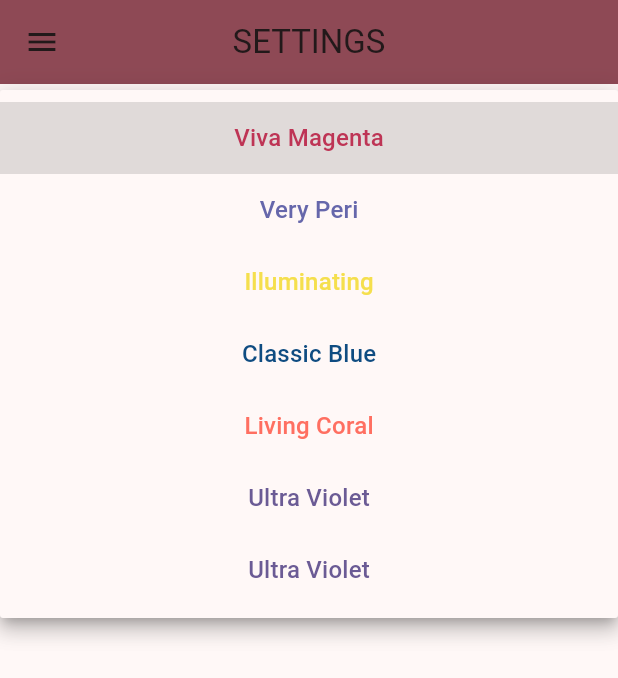
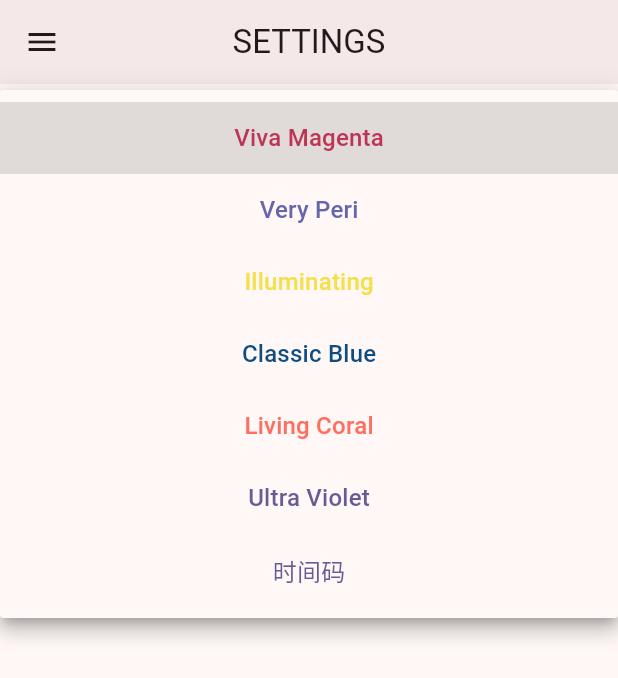
Before and after one commit to xuanyunhui/cfm-learning, a Flutter app: the Settings screen opened by its route, after a tap on "Viva Magenta", on a phone screen of 412 x 824 dp. Shown: the top 678 px of the screen. Run offline on Flutter 3.47's test engine with Material 2 defaults, Android fonts, the phone set to English and light mode, and no system bars; our stand-ins replace flutter_native_timezone, geolocator, shared_preferences, timezone; missing offline and left inert: lunar, qimen; accounts and stored records are empty.

Commit message:
视觉优化

```diff
--- a/lib/cycle_hex_decades.dart
+++ b/lib/cycle_hex_decades.dart
@@ -45,7 +45,6 @@ class _CycleHexDecades extends State<CycleHexDecades> {
       appBar: AppBar(
         title: Text(S.of(context).cycleTitle),
         centerTitle: true,
-        backgroundColor: Theme.of(context).primaryColor,
       ),
       drawer: const NavigationDrawerBuilder(),
       body: SafeArea(
--- a/lib/extensions/enum_type.dart
+++ b/lib/extensions/enum_type.dart
@@ -10,7 +10,7 @@ enum ColorsOfYear {
   classicBlue,
   livingCoral,
   ultraViolet,
-  customTest;
+  timesets;
 }
 
 extension ColorExtension on ColorsOfYear {
@@ -30,8 +30,8 @@ extension ColorExtension on ColorsOfYear {
         return 'Living Coral';
       case ColorsOfYear.ultraViolet:
         return 'Ultra Violet';
-      case ColorsOfYear.customTest:
-        return 'Ultra Violet';
+      case ColorsOfYear.timesets:
+        return '时间码';
       default:
         return 'Viva Magenta';
     }
@@ -51,8 +51,8 @@ extension ColorExtension on ColorsOfYear {
         return 'Living Coral - Pantone\'s Color of the Year 2019';
       case ColorsOfYear.ultraViolet:
         return 'ULTRA VIOLET - Pantone\'s Color of the Year 2018';
-      case ColorsOfYear.customTest:
-        return 'ULTRA VIOLET - Pantone\'s Color of the Year 2018';
+      case ColorsOfYear.timesets:
+        return '时间码的配色方案生成的Material主题';
       default:
         return 'Viva Magenta - Pantone\'s Color of the Year 2023';
     }
@@ -72,7 +72,7 @@ extension ColorExtension on ColorsOfYear {
         return const Color(0xffff6f61);
       case ColorsOfYear.ultraViolet:
         return const Color(0xff6b5b95);
-      case ColorsOfYear.customTest:
+      case ColorsOfYear.timesets:
         return const Color(0xff6b5b95);
       default:
         return const Color(0xffbe3455);
--- a/lib/life_place.dart
+++ b/lib/life_place.dart
@@ -46,7 +46,6 @@ class _PalaceState extends State<Palace> {
       appBar: AppBar(
         title: Text(S.of(context).lifePalaceTitle),
         centerTitle: true,
-        backgroundColor: Theme.of(context).primaryColor,
       ),
       drawer: const NavigationDrawerBuilder(),
       body: SafeArea(
--- a/lib/main.dart
+++ b/lib/main.dart
@@ -66,6 +66,7 @@ class MyApp extends StatelessWidget {
             darkTheme: ThemeData(
               useMaterial3: true,
               colorScheme: settings.getdarkColorScheme(),
+              appBarTheme: const AppBarTheme(elevation: 4)
             ),
             // home: const MyHomePage(title: 'Flutter Demo Home Page'),
             initialRoute: Routes.homePage,
--- a/lib/qimen.dart
+++ b/lib/qimen.dart
@@ -70,7 +70,6 @@ class _QiMenContentState extends State<QiMenContent>
         appBar: AppBar(
           title: Text(S.of(context).qimenTitle),
           centerTitle: true,
-          backgroundColor: Theme.of(context).primaryColor,
         ),
         drawer: const NavigationDrawerBuilder(),
         body: Container(
--- a/lib/settings.dart
+++ b/lib/settings.dart
@@ -39,7 +39,6 @@ class _SettingsState extends State<Settings> {
       appBar: AppBar(
         title: Text(S.of(context).settingTitle),
         centerTitle: true,
-        backgroundColor: Theme.of(context).primaryColor,
         ),
       drawer: const NavigationDrawerBuilder(),
       body: Padding(
--- a/lib/timeset_calendar.dart
+++ b/lib/timeset_calendar.dart
@@ -63,7 +63,6 @@ class _TimesetCalendarState extends State<TimesetCalendar> {
       appBar: AppBar(
         title: Text(S.of(context).timesetTitle),
         centerTitle: true,
-        backgroundColor: Theme.of(context).primaryColor,
       ),
       drawer: const NavigationDrawerBuilder(),
       body: SafeArea(
--- a/lib/true_solar_time.dart
+++ b/lib/true_solar_time.dart
@@ -101,7 +101,6 @@ class _SolarTimeState extends State<SolarTimeScreen> {
         appBar: AppBar(
           title: Text(S.of(context).solarTimeTitle),
           centerTitle: true,
-          backgroundColor: Theme.of(context).primaryColor,
         ),
         drawer: const NavigationDrawerBuilder(),
         floatingActionButton: Column(
```
Also changed, not shown: lib/drawerbuilder.dart (+8 -8 lines), lib/home.dart (+0 -14 lines), lib/provider/theme_settings.dart (+2 -14 lines).
